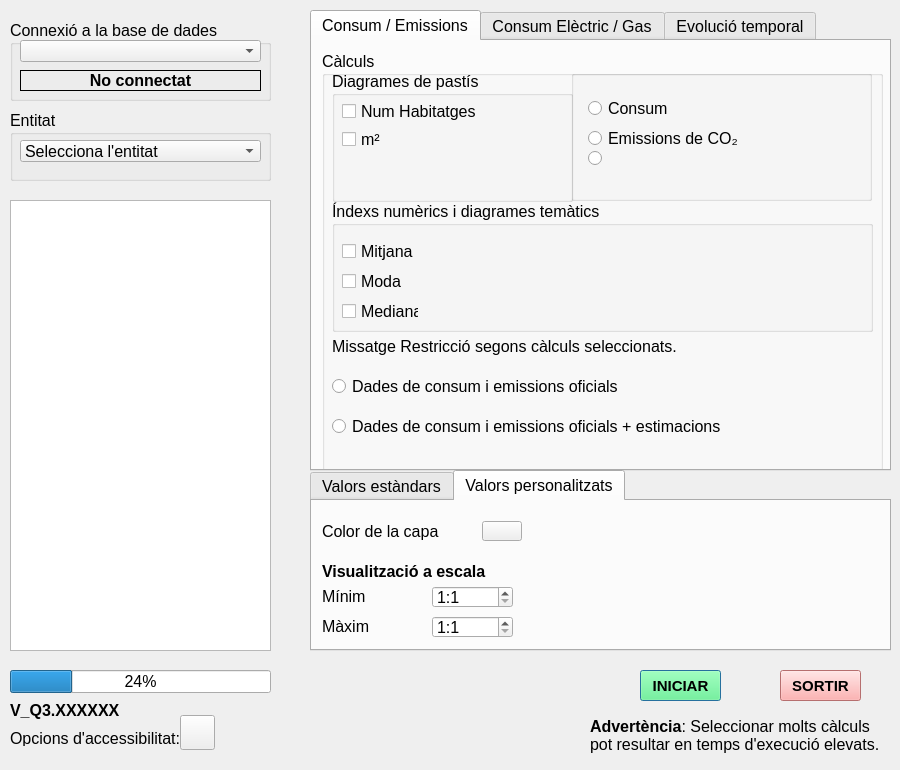
TecnocampusCCU/eficiencia_energetica, file eficiencia_energetica_dialog_base_zoomed.ui: the form before one commit.
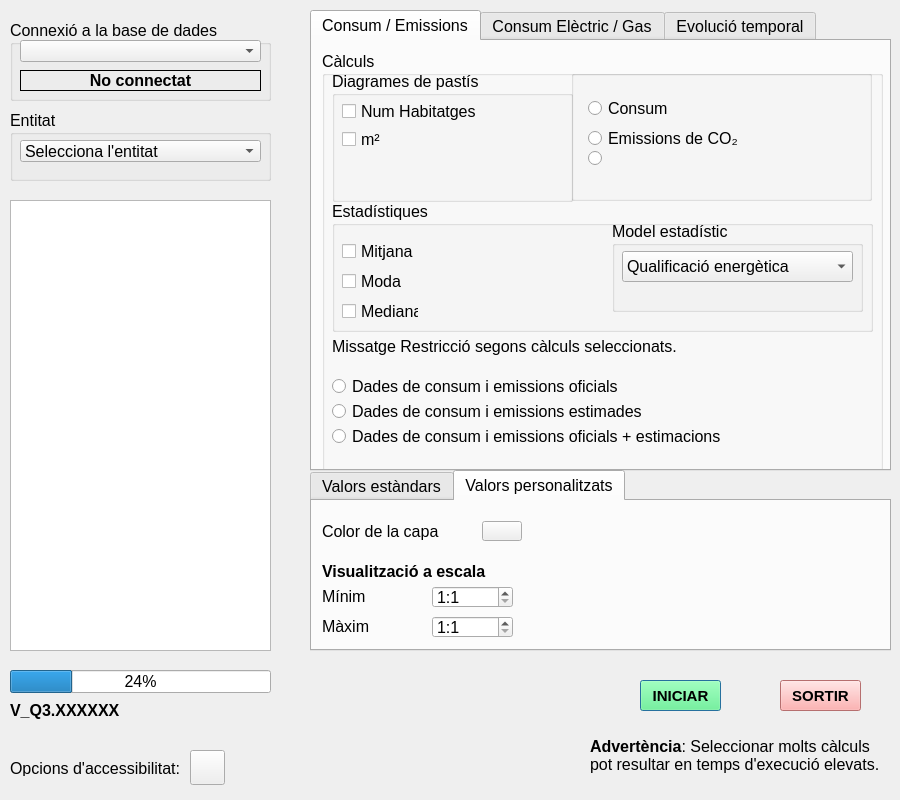
The form after the commit. Icons and pictures are not drawn.

The edit to the form file:
```diff
--- a/eficiencia_energetica_dialog_base_zoomed.ui
+++ b/eficiencia_energetica_dialog_base_zoomed.ui
@@ -7,7 +7,7 @@
     <x>0</x>
     <y>0</y>
     <width>900</width>
-    <height>770</height>
+    <height>800</height>
    </rect>
   </property>
   <property name="minimumSize">
@@ -179,7 +179,7 @@
    <property name="geometry">
     <rect>
      <x>640</x>
-     <y>670</y>
+     <y>680</y>
      <width>81</width>
      <height>31</height>
     </rect>
@@ -644,7 +644,7 @@
    <property name="geometry">
     <rect>
      <x>780</x>
-     <y>670</y>
+     <y>680</y>
      <width>81</width>
      <height>31</height>
     </rect>
@@ -1124,7 +1124,7 @@
    <property name="geometry">
     <rect>
      <x>590</x>
-     <y>710</y>
+     <y>730</y>
      <width>291</width>
      <height>51</height>
     </rect>
@@ -1633,7 +1633,7 @@
        </rect>
       </property>
       <property name="title">
-       <string>Índexs numèrics i diagrames temàtics</string>
+       <string>Estadístiques</string>
       </property>
       <widget class="QCheckBox" name="checkMitjana">
        <property name="geometry">
@@ -1677,6 +1677,39 @@
         <bool>false</bool>
        </property>
       </widget>
+      <widget class="QGroupBox" name="groupModels">
+       <property name="geometry">
+        <rect>
+         <x>280</x>
+         <y>20</y>
+         <width>251</width>
+         <height>91</height>
+        </rect>
+       </property>
+       <property name="title">
+        <string>Model estadístic</string>
+       </property>
+       <widget class="QComboBox" name="comboModel">
+        <property name="geometry">
+         <rect>
+          <x>10</x>
+          <y>30</y>
+          <width>231</width>
+          <height>31</height>
+         </rect>
+        </property>
+        <item>
+         <property name="text">
+          <string>Qualificació energètica</string>
+         </property>
+        </item>
+        <item>
+         <property name="text">
+          <string>Càlcul numèric</string>
+         </property>
+        </item>
+       </widget>
+      </widget>
      </widget>
      <widget class="QRadioButton" name="dadesOficialsButton">
       <property name="geometry">
@@ -1695,7 +1728,7 @@
       <property name="geometry">
        <rect>
         <x>10</x>
-        <y>360</y>
+        <y>370</y>
         <width>531</width>
         <height>31</height>
        </rect>
@@ -1704,6 +1737,19 @@
        <string>Dades de consum i emissions oficials + estimacions</string>
       </property>
      </widget>
+     <widget class="QRadioButton" name="dadesEstimacionsButton">
+      <property name="geometry">
+       <rect>
+        <x>10</x>
+        <y>350</y>
+        <width>331</width>
+        <height>21</height>
+       </rect>
+      </property>
+      <property name="text">
+       <string>Dades de consum i emissions estimades</string>
+      </property>
+     </widget>
     </widget>
    </widget>
    <widget class="QWidget" name="tabLlumGas">
@@ -2385,8 +2431,8 @@
   <widget class="QPushButton" name="btnAccessibilitat">
    <property name="geometry">
     <rect>
-     <x>180</x>
-     <y>715</y>
+     <x>190</x>
+     <y>750</y>
      <width>35</width>
      <height>35</height>
     </rect>
@@ -2409,7 +2455,7 @@
    <property name="geometry">
     <rect>
      <x>10</x>
-     <y>730</y>
+     <y>760</y>
      <width>201</width>
      <height>16</height>
     </rect>
```
